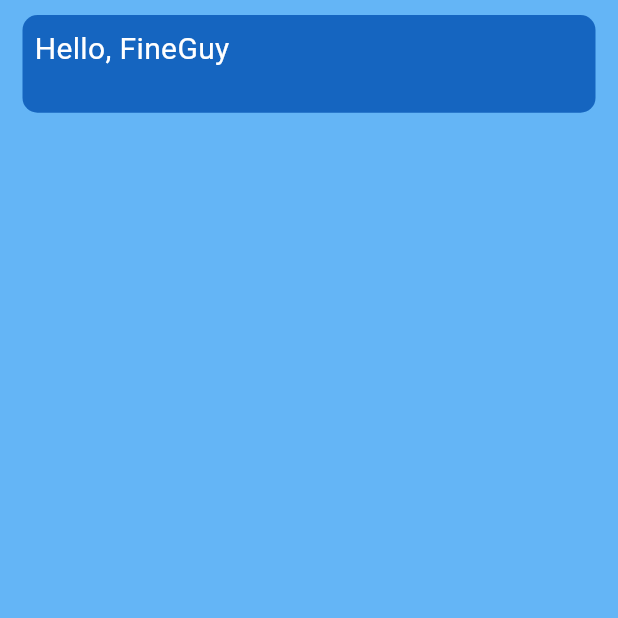
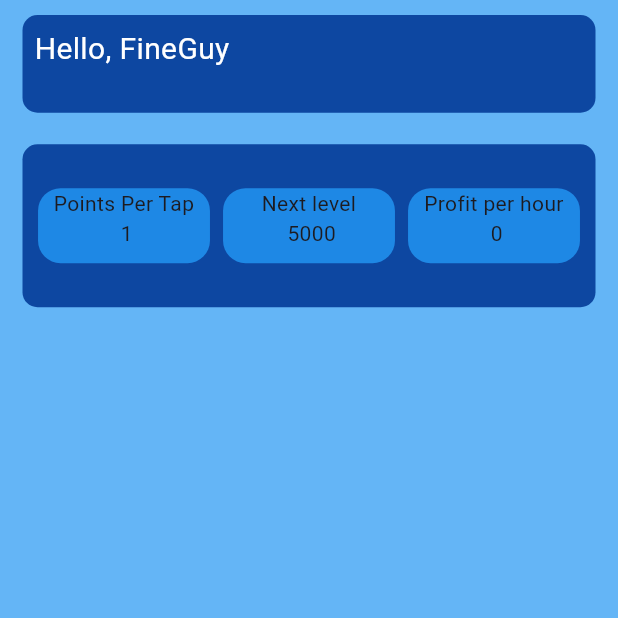
Before and after one commit to Fine-Guy-21/FineDrop-Flutter-App, a Flutter app: the screen it shows after launch, on a phone screen of 412 x 824 dp, the top half of it. Run offline on Flutter 3.47's test engine with Material 3 defaults, Android fonts, the phone set to English and light mode, and no system bars.

Commit message:
Update #2
Home Page Statistics Bar added
user some attributes added

```diff
--- a/airdrop_demo/lib/Pages/home.dart
+++ b/airdrop_demo/lib/Pages/home.dart
@@ -32,13 +32,81 @@ class _HomePageState extends State<HomePage> {
                 margin: const EdgeInsets.all(10),
                 decoration: BoxDecoration(
                     borderRadius: BorderRadius.circular(10),
-                    color: Colors.blue[800]),
+                    color: Colors.blue[900]),
                 child:Text(
                   'Hello, ${_user.userName}',
                   style:const TextStyle(fontSize: 20, color: Colors.white),
                 ),
               ),
-            )
+            ),
+
+            const SizedBox(height: 5),
+            // Statistics Bar
+            Center(
+              child:Container(
+                  margin: const EdgeInsets.all(6),
+                  padding: const EdgeInsets.all(6),
+                  height: screenHeight * (15/100),
+                  width: screenWidth,
+                  decoration: BoxDecoration(
+                    borderRadius: BorderRadius.circular(10),
+                    color: Colors.blue[900],
+                  ),
+                  child: Row(
+                    mainAxisAlignment: MainAxisAlignment.spaceAround,
+                    children: [
+                                Container(
+                                    width: screenWidth*(30/100),
+                                    height: 50.0,
+                                    decoration: BoxDecoration(
+                                      color: Colors.blue[600],
+                                      borderRadius: BorderRadius.circular(15.0),
+                                    ),
+                                    child: Text(
+                                      "Points Per Tap \n ${_user.pointPerTap}",
+                                      textAlign: TextAlign.center,
+                                      style:const TextStyle(
+                                        fontSize: 14,
+                                      ),
+                                    ),
+                                  ),
+
+                                  Container(
+                                    width: screenWidth*(30/100),
+                                    height: 50.0,
+                                    decoration: BoxDecoration(
+                                      color: Colors.blue[600],
+                                      borderRadius: BorderRadius.circular(15.0),
+                                    ),
+                                    child: Text(
+                                      "Next level \n ${_user.nextLevel}",
+                                      textAlign: TextAlign.center,
+                                      style:const TextStyle(
+                                        fontSize: 14,
+                                      ),
+                                    ),
+                                  ),
+
+                                  Container(
+                                    width: screenWidth*(30/100),
+                                    height: 50.0,
+                                    decoration: BoxDecoration(
+                                      color: Colors.blue[600],
+                                      borderRadius: BorderRadius.circular(15.0),
+                                    ),
+                                    child:  Text(
+                                      "Profit per hour \n ${_user.profitPerHour}",
+                                      textAlign: TextAlign.center,
+                                      style:const TextStyle(
+                                        fontSize: 14,
+                                      ),
+                                    ),
+                                  ),
+                              ],
+                  ),
+                ),
+            ),
+
           ],
         ),
       ),
--- a/airdrop_demo/lib/model/user.dart
+++ b/airdrop_demo/lib/model/user.dart
@@ -2,5 +2,14 @@
 class UserProfile {
 
   String? userName;
+  int pointPerTap = 1;
+  int userPoints = 0;
+  int nextLevel = 5000;
+  int profitPerHour = 0;
+ void pointsForNextLevel() {
+
+  nextLevel =  nextLevel * 5;
+  }
+
 
 }
```
